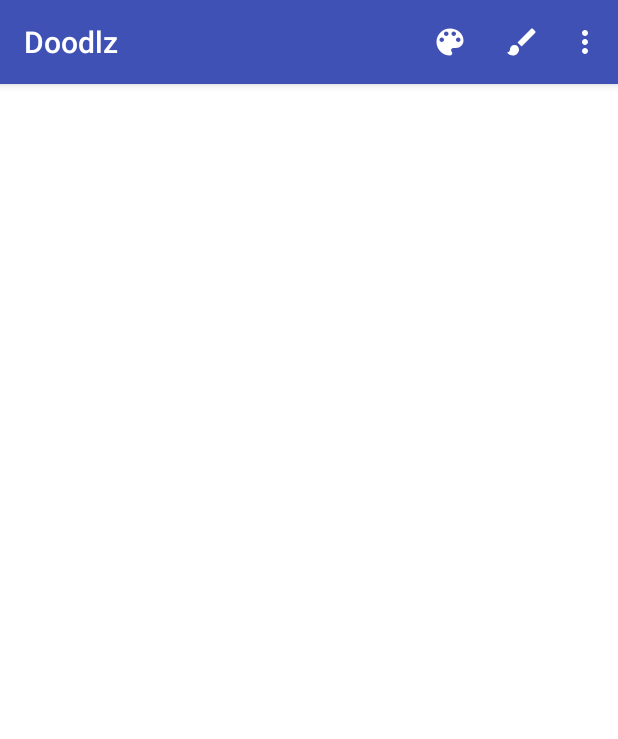
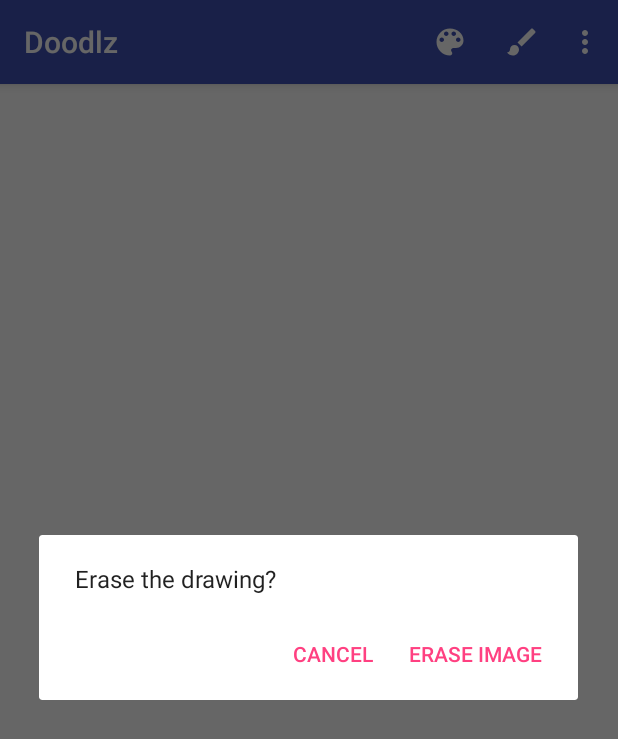
Before and after one commit to KseniaNazarova/TestAndroidApps, an Android app: the screen it shows after launch (MainActivity), in the options menu, after a tap on "Erase Drawing", on a phone screen of 412 x 824 dp. Shown: the top 739 px of the screen. Run offline under Robolectric (Android 15) with nearby library versions, the phone set to English and light mode, and no system bars; 5 statements that could not run were skipped.

Commit message:
other dialogs

```diff
--- a/Doodlz/app/src/main/java/net/ucoz/ksen/doodlz/EraseImageDialogFragment.java
+++ b/Doodlz/app/src/main/java/net/ucoz/ksen/doodlz/EraseImageDialogFragment.java
@@ -1,8 +1,48 @@
 package net.ucoz.ksen.doodlz;
 
-/**
- * Created by Kseniya on 21.10.2016.
- */
+import android.app.AlertDialog;
+import android.app.Dialog;
+import android.content.Context;
+import android.content.DialogInterface;
+import android.os.Bundle;
+import android.support.annotation.NonNull;
+import android.support.v4.app.DialogFragment;
 
-public class EraseImageDialogFragment {
+public class EraseImageDialogFragment extends DialogFragment{
+    @NonNull
+    @Override
+    public Dialog onCreateDialog(Bundle savedInstanceState) {
+        AlertDialog.Builder builder = new AlertDialog.Builder(getActivity());
+        builder.setMessage(R.string.message_erase);
+        builder.setPositiveButton(R.string.button_erase, new DialogInterface.OnClickListener() {
+            @Override
+            public void onClick(DialogInterface dialog, int which) {
+                getDoodleFragment().getDoodleView().clear();
+            }
+        });
+        builder.setNegativeButton(android.R.string.cancel, null);
+        return builder.create();
+    }
+
+    private MainActivityFragment getDoodleFragment(){
+        return (MainActivityFragment) getFragmentManager().findFragmentById(R.id.doodleFragment);
+    }
+
+    @Override
+    public void onAttach(Context context) {
+        super.onAttach(context);
+        MainActivityFragment fragment = getDoodleFragment();
+
+        if (fragment != null)
+            fragment.setDialogOnScreen(true);
+    }
+
+    @Override
+    public void onDetach() {
+        super.onDetach();
+        MainActivityFragment fragment = getDoodleFragment();
+
+        if (fragment != null)
+            fragment.setDialogOnScreen(false);
+    }
 }
--- a/Doodlz/app/src/main/java/net/ucoz/ksen/doodlz/LineWidthDialogFragment.java
+++ b/Doodlz/app/src/main/java/net/ucoz/ksen/doodlz/LineWidthDialogFragment.java
@@ -1,8 +1,89 @@
 package net.ucoz.ksen.doodlz;
 
-/**
- * Created by Kseniya on 21.10.2016.
- */
+import android.app.AlertDialog;
+import android.app.Dialog;
+import android.content.Context;
+import android.content.DialogInterface;
+import android.graphics.Bitmap;
+import android.graphics.Canvas;
+import android.graphics.Paint;
+import android.os.Bundle;
+import android.support.annotation.NonNull;
+import android.support.v4.app.DialogFragment;
+import android.view.View;
+import android.widget.ImageView;
+import android.widget.SeekBar;
 
-public class LineWidthDialogFragment {
+public class LineWidthDialogFragment extends DialogFragment {
+    private ImageView widthImageView;
+
+    @NonNull
+    @Override
+    public Dialog onCreateDialog(Bundle savedInstanceState) {
+        AlertDialog.Builder builder = new AlertDialog.Builder(getActivity());
+        View lineWidthDialogView = getActivity().getLayoutInflater().inflate(R.layout.fragment_line_width, null);
+        builder.setView(lineWidthDialogView);
+
+        builder.setTitle(R.string.title_line_width_dialog);
+        widthImageView = (ImageView) lineWidthDialogView.findViewById(R.id.widthImageView);
+
+        final DoodleView doodleView = getDoodleFragment().getDoodleView();
+        final SeekBar widthSeekBar = (SeekBar) lineWidthDialogView.findViewById(R.id.widthSeekBar);
+
+        widthSeekBar.setOnSeekBarChangeListener(lineWidthChangedListener);
+        widthSeekBar.setProgress(doodleView.getLineWidth());
+
+        builder.setPositiveButton(R.string.button_set_line_width, new DialogInterface.OnClickListener() {
+            @Override
+            public void onClick(DialogInterface dialog, int which) {
+                doodleView.setLineWidth(widthSeekBar.getProgress());
+            }
+        });
+
+        return builder.create();
+    }
+
+    private MainActivityFragment getDoodleFragment(){
+        return (MainActivityFragment) getFragmentManager().findFragmentById(R.id.doodleFragment);
+    }
+
+    @Override
+    public void onAttach(Context context) {
+        super.onAttach(context);
+        MainActivityFragment fragment = getDoodleFragment();
+
+        if (fragment != null)
+            fragment.setDialogOnScreen(true);
+    }
+
+    @Override
+    public void onDetach() {
+        super.onDetach();
+        MainActivityFragment fragment = getDoodleFragment();
+
+        if (fragment != null)
+            fragment.setDialogOnScreen(false);
+    }
+
+    private final SeekBar.OnSeekBarChangeListener lineWidthChangedListener = new SeekBar.OnSeekBarChangeListener() {
+        final Bitmap bitmap = Bitmap.createBitmap(400, 100, Bitmap.Config.ARGB_8888);
+        final Canvas canvas = new Canvas(bitmap);
+        @Override
+        public void onProgressChanged(SeekBar seekBar, int progress, boolean fromUser) {
+            Paint paint = new Paint();
+            paint.setColor(getDoodleFragment().getDoodleView().getDrawingColor());
+            paint.setStrokeCap(Paint.Cap.ROUND);
+            paint.setStrokeWidth(progress);
+
+            bitmap.eraseColor(getResources().getColor(android.R.color.transparent, getContext().getTheme()));
+            canvas.drawLine(30, 50, 370, 50, paint);
+            widthImageView.setImageBitmap(bitmap);
+        }
+
+        @Override
+        public void onStartTrackingTouch(SeekBar seekBar) {}
+
+        @Override
+        public void onStopTrackingTouch(SeekBar seekBar) {}
+    };
 }
```
Also changed, not shown: Doodlz/app/src/main/java/net/ucoz/ksen/doodlz/ColorDialogFragment.java (+5 -7 lines), Doodlz/app/src/main/res/layout/fragment_color.xml (+16 -10 lines).
